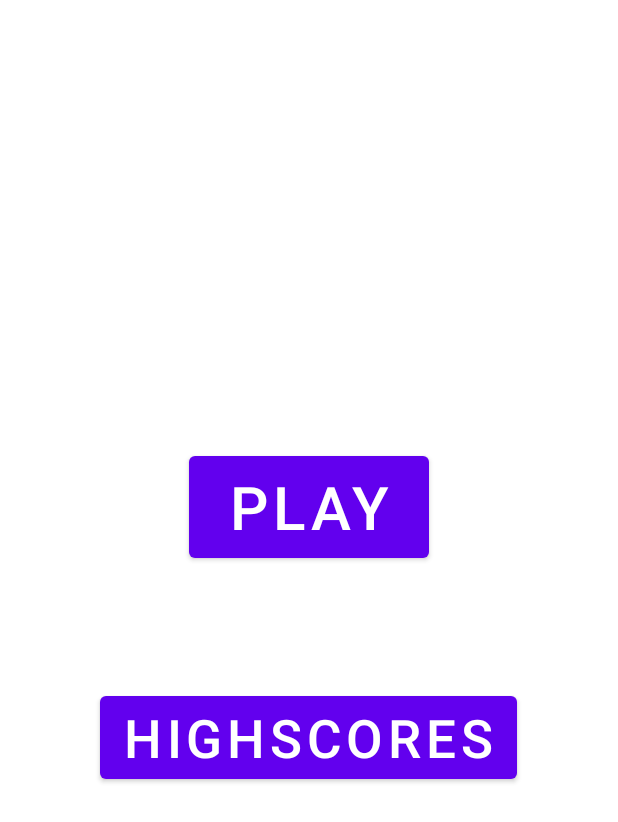
After one commit to Kirill-Spesivtsev/Android_Space_Journey_Game, an Android app: the TitleScreenActivity screen opened directly, with no data from a screen before it, on a phone screen of 412 x 824 dp. The commit adds this screen. Shown: the top 822 px of the screen. Run offline under Robolectric (Android 15) with nearby library versions, the phone set to English and light mode, and no system bars.

Commit message:
Created and connected database. Added title and highscore layouts

```diff
--- /dev/null
+++ b/app/src/main/java/com/example/android_game/TitleScreenActivity.java
@@ -0,0 +1,32 @@
+package com.example.android_game;
+
+import androidx.appcompat.app.AppCompatActivity;
+
+import android.content.Intent;
+import android.os.Bundle;
+import android.view.View;
+
+public class TitleScreenActivity extends AppCompatActivity {
+
+    @Override
+    protected void onCreate(Bundle savedInstanceState) {
+        super.onCreate(savedInstanceState);
+        setContentView(R.layout.activity_title_screen);
+
+        findViewById(R.id.button_play).setOnClickListener(new View.OnClickListener() {
+            @Override
+            public void onClick(View view) {
+                Intent i = new Intent(TitleScreenActivity.this, MainActivity.class);
+                startActivity(i);
+            }
+        });
+
+        findViewById(R.id.button_score).setOnClickListener(new View.OnClickListener() {
+            @Override
+            public void onClick(View view) {
+                Intent i = new Intent(TitleScreenActivity.this, HighScoresActivity.class);
+                startActivity(i);
+            }
+        });
+    }
+}
--- /dev/null
+++ b/app/src/main/res/layout/activity_title_screen.xml
@@ -0,0 +1,27 @@
+<?xml version="1.0" encoding="utf-8"?>
+<LinearLayout xmlns:android="http://schemas.android.com/apk/res/android"
+    xmlns:app="http://schemas.android.com/apk/res-auto"
+    xmlns:tools="http://schemas.android.com/tools"
+    android:layout_width="match_parent"
+    android:layout_height="match_parent"
+    tools:context=".TitleScreenActivity"
+    android:orientation="vertical"
+    android:gravity="center">
+
+    <com.google.android.material.button.MaterialButton
+        android:id="@+id/button_play"
+        android:layout_width="160dp"
+        android:layout_height="80dp"
+        android:text="Play"
+        android:textSize="40sp"
+        android:layout_marginVertical="40dp"/>
+
+    <com.google.android.material.button.MaterialButton
+        android:id="@+id/button_score"
+        android:layout_width="wrap_content"
+        android:layout_height="wrap_content"
+        android:text="highScores"
+        android:textSize="35sp"
+        android:layout_marginVertical="40dp"/>
+
+</LinearLayout>
--- a/app/src/main/res/values/colors.xml
+++ b/app/src/main/res/values/colors.xml
@@ -5,6 +5,7 @@
     <color name="purple_700">#FF3700B3</color>
     <color name="teal_200">#FF03DAC5</color>
     <color name="teal_700">#FF018786</color>
+    <color name="cloud_blue">#E580E3E3</color>
     <color name="black">#FF000000</color>
     <color name="white">#FFFFFFFF</color>
     <color name="light_gray">#929292</color>
```
Also changed, not shown: app/src/main/AndroidManifest.xml (+12 -0 lines), app/src/main/java/com/example/android_game/DatabaseHelper.java (added, +38 -0 lines), app/src/main/java/com/example/android_game/GameView.java (+7 -6 lines), app/src/main/java/com/example/android_game/HighScoresActivity.java (added, +22 -0 lines), app/src/main/java/com/example/android_game/Obstacle.java (+15 -2 lines), app/src/main/java/com/example/android_game/PlayerScore.java (added, +14 -0 lines), app/src/main/res/layout/activity_highscores.xml (added, +52 -0 lines), app/src/main/res/layout/list_item.xml (added, +40 -0 lines).
